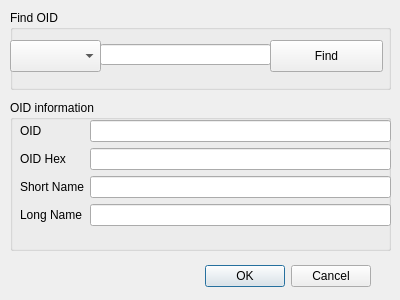
Old version of the form BerViewer/oid_info_dlg.ui in the repository jykim74/BerEditor.
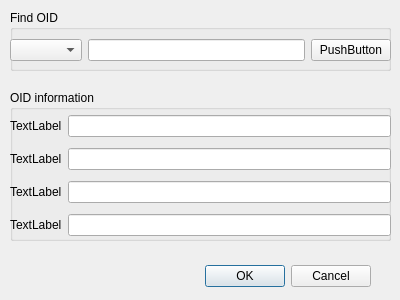
New version of the form.

```diff
--- a/BerViewer/oid_info_dlg.ui
+++ b/BerViewer/oid_info_dlg.ui
@@ -35,51 +35,43 @@
      <x>10</x>
      <y>10</y>
      <width>381</width>
-     <height>80</height>
+     <height>61</height>
     </rect>
    </property>
    <property name="title">
     <string>Find OID</string>
    </property>
-   <widget class="QComboBox" name="mInputTypeCombo">
+   <widget class="QWidget" name="gridLayoutWidget_2">
     <property name="geometry">
      <rect>
       <x>0</x>
-      <y>30</y>
-      <width>91</width>
-      <height>32</height>
+      <y>20</y>
+      <width>381</width>
+      <height>41</height>
      </rect>
     </property>
-   </widget>
-   <widget class="QLineEdit" name="mInputText">
-    <property name="geometry">
-     <rect>
-      <x>90</x>
-      <y>34</y>
-      <width>171</width>
-      <height>21</height>
-     </rect>
-    </property>
-   </widget>
-   <widget class="QPushButton" name="mFindBtn">
-    <property name="geometry">
-     <rect>
-      <x>260</x>
-      <y>30</y>
-      <width>113</width>
-      <height>32</height>
-     </rect>
-    </property>
-    <property name="text">
-     <string>Find</string>
-    </property>
+    <layout class="QGridLayout" name="gridLayout_2">
+     <item row="0" column="0">
+      <widget class="QComboBox" name="comboBox"/>
+     </item>
+     <item row="0" column="1">
+      <widget class="QLineEdit" name="lineEdit_5"/>
+     </item>
+     <item row="0" column="2">
+      <widget class="QPushButton" name="pushButton">
+       <property name="text">
+        <string>PushButton</string>
+       </property>
+      </widget>
+     </item>
+    </layout>
    </widget>
   </widget>
   <widget class="QGroupBox" name="groupBox_2">
    <property name="geometry">
     <rect>
      <x>10</x>
-     <y>100</y>
+     <y>90</y>
      <width>381</width>
      <height>151</height>
     </rect>
@@ -90,52 +82,52 @@
    <widget class="QWidget" name="formLayoutWidget">
     <property name="geometry">
      <rect>
-      <x>10</x>
+      <x>0</x>
       <y>20</y>
-      <width>371</width>
-      <height>121</height>
+      <width>381</width>
+      <height>131</height>
      </rect>
     </property>
-    <layout class="QFormLayout" name="formLayout">
+    <layout class="QGridLayout" name="gridLayout">
      <item row="0" column="0">
       <widget class="QLabel" name="label">
        <property name="text">
-        <string>OID</string>
+        <string>TextLabel</string>
        </property>
       </widget>
      </item>
-     <item row="0" column="1">
-      <widget class="QLineEdit" name="mFindOID"/>
+     <item row="3" column="0">
+      <widget class="QLabel" name="label_4">
+       <property name="text">
+        <string>TextLabel</string>
+       </property>
+      </widget>
+     </item>
+     <item row="2" column="0">
+      <widget class="QLabel" name="label_3">
+       <property name="text">
+        <string>TextLabel</string>
+       </property>
+      </widget>
      </item>
      <item row="1" column="0">
       <widget class="QLabel" name="label_2">
        <property name="text">
-        <string>OID Hex</string>
+        <string>TextLabel</string>
        </property>
       </widget>
      </item>
+     <item row="0" column="1">
+      <widget class="QLineEdit" name="lineEdit"/>
+     </item>
      <item row="1" column="1">
-      <widget class="QLineEdit" name="mFindOIDHex"/>
-     </item>
-     <item row="2" column="0">
-      <widget class="QLabel" name="label_3">
-       <property name="text">
-        <string>Short Name</string>
-       </property>
-      </widget>
-     </item>
-     <item row="3" column="0">
-      <widget class="QLabel" name="label_4">
-       <property name="text">
-        <string>Long Name</string>
-       </property>
-      </widget>
+      <widget class="QLineEdit" name="lineEdit_2"/>
      </item>
      <item row="2" column="1">
-      <widget class="QLineEdit" name="mFindOIDShortName"/>
+      <widget class="QLineEdit" name="lineEdit_3"/>
      </item>
      <item row="3" column="1">
-      <widget class="QLineEdit" name="mFindOIDLongName"/>
+      <widget class="QLineEdit" name="lineEdit_4"/>
      </item>
     </layout>
    </widget>
```
Left out of the diff: 2 changed lines with no effect on the pictures.
